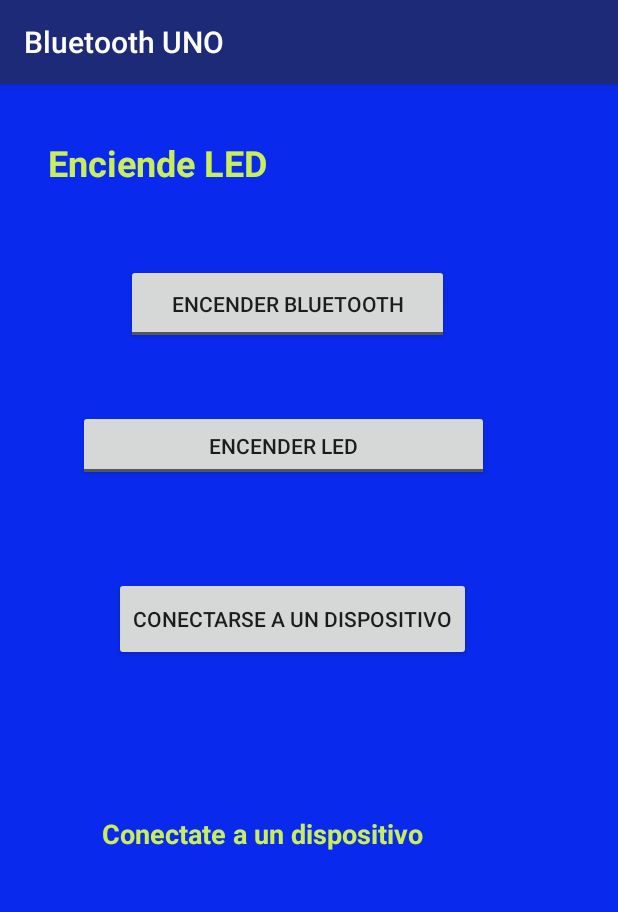
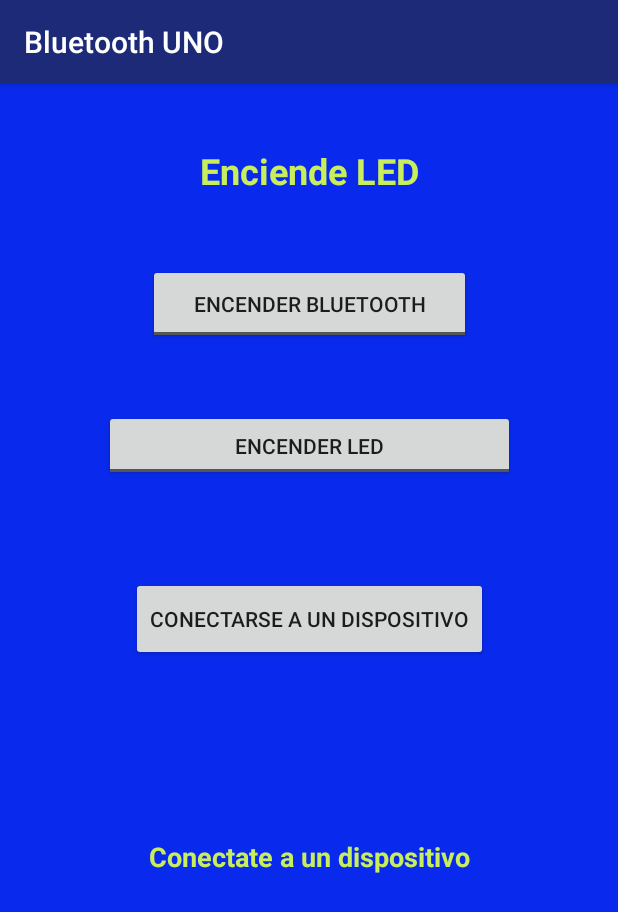
Before and after one commit to OscarUrie/bluetooth-android, an Android app: the screen it shows after launch (MainActivity), on a phone screen of 412 x 824 dp. Shown: the top 912 px of the screen. Run offline under Robolectric (Android 15) with nearby library versions, the phone set to English and light mode, and no system bars.

Commit message:
generé un apk de prueba

```diff
--- a/app/src/main/res/layout/activity_main.xml
+++ b/app/src/main/res/layout/activity_main.xml
@@ -11,13 +11,13 @@
         android:id="@+id/textView"
         android:layout_width="258dp"
         android:layout_height="44dp"
-        android:layout_marginStart="32dp"
-        android:layout_marginLeft="32dp"
         android:layout_marginTop="36dp"
+        android:gravity="center"
         android:text="@string/titulo"
         android:textColor="#C9EE5C"
         android:textSize="24sp"
         android:textStyle="bold"
+        app:layout_constraintEnd_toEndOf="parent"
         app:layout_constraintStart_toStartOf="parent"
         app:layout_constraintTop_toTopOf="parent" />
 
@@ -25,13 +25,12 @@
         android:id="@+id/botonBlue"
         android:layout_width="215dp"
         android:layout_height="53dp"
-        android:layout_marginStart="84dp"
-        android:layout_marginLeft="84dp"
         android:layout_marginTop="120dp"
         android:checked="false"
         android:onClick="iniciarBluetooth"
         android:textOff="@string/textoBof"
         android:textOn="@string/textoBon"
+        app:layout_constraintEnd_toEndOf="parent"
         app:layout_constraintStart_toStartOf="parent"
         app:layout_constraintTop_toTopOf="parent" />
 
@@ -39,12 +38,11 @@
         android:id="@+id/botonLed"
         android:layout_width="274dp"
         android:layout_height="47dp"
-        android:layout_marginStart="52dp"
-        android:layout_marginLeft="52dp"
         android:layout_marginTop="44dp"
         android:onClick="ToggLed"
         android:textOff="@string/textoLof"
         android:textOn="@string/textoLon"
+        app:layout_constraintEnd_toEndOf="parent"
         app:layout_constraintStart_toStartOf="parent"
         app:layout_constraintTop_toBottomOf="@+id/botonBlue" />
 
@@ -52,11 +50,10 @@
         android:id="@+id/buscar"
         android:layout_width="238dp"
         android:layout_height="56dp"
-        android:layout_marginStart="76dp"
-        android:layout_marginLeft="76dp"
         android:layout_marginTop="64dp"
         android:onClick="Buscar"
         android:text="@string/textobus"
+        app:layout_constraintEnd_toEndOf="parent"
         app:layout_constraintStart_toStartOf="parent"
         app:layout_constraintTop_toBottomOf="@+id/botonLed" />
 
@@ -64,15 +61,15 @@
         android:id="@+id/dispoSelec"
         android:layout_width="238dp"
         android:layout_height="56dp"
-        android:layout_marginStart="68dp"
-        android:layout_marginLeft="68dp"
         android:layout_marginTop="44dp"
+        android:gravity="center"
         android:clickable="false"
         android:text="@string/mostrarText"
         android:textColor="#C9EE5C"
         android:textSize="18sp"
         android:textStyle="bold"
         app:layout_constraintBottom_toBottomOf="parent"
+        app:layout_constraintEnd_toEndOf="parent"
         app:layout_constraintStart_toStartOf="parent"
         app:layout_constraintTop_toBottomOf="@+id/buscar"
         app:layout_constraintVertical_bias="0.206" />
```
Also changed, not shown: 2 other files.
